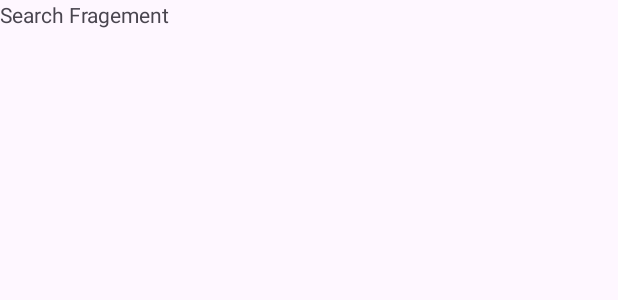
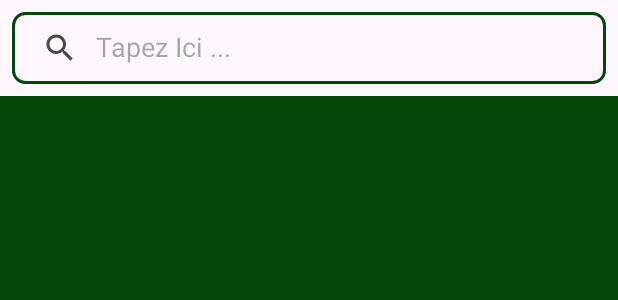
Before and after one commit to MehdiBelmahboubi/Recettes-Mobile, an Android app: the layout fragment_search.xml on its own in the app's theme, with its tools: preview values and no code run, on a phone screen of 412 x 824 dp. Shown: the top 300 px of the screen. Run offline under Robolectric (Android 15) with nearby library versions, the phone set to English and light mode, and no system bars.

Commit message:
Add search Fragement and fonctionnality

```diff
--- a/app/src/main/res/drawable/ic_serving.xml
+++ b/app/src/main/res/drawable/ic_serving.xml
@@ -1,4 +1,4 @@
-<vector xmlns:android="http://schemas.android.com/apk/res/android" android:height="24dp" android:tint="#0411F3" android:viewportHeight="24" android:viewportWidth="24" android:width="24dp">
+<vector xmlns:android="http://schemas.android.com/apk/res/android" android:height="24dp" android:tint="#032B16" android:viewportHeight="24" android:viewportWidth="24" android:width="24dp">
 
     <path android:fillColor="@android:color/white" android:pathData="M16,11c1.66,0 2.99,-1.34 2.99,-3S17.66,5 16,5c-1.66,0 -3,1.34 -3,3s1.34,3 3,3zM8,11c1.66,0 2.99,-1.34 2.99,-3S9.66,5 8,5C6.34,5 5,6.34 5,8s1.34,3 3,3zM8,13c-2.33,0 -7,1.17 -7,3.5L1,19h14v-2.5c0,-2.33 -4.67,-3.5 -7,-3.5zM16,13c-0.29,0 -0.62,0.02 -0.97,0.05 1.16,0.84 1.97,1.97 1.97,3.45L17,19h6v-2.5c0,-2.33 -4.67,-3.5 -7,-3.5z"/>
 
--- a/app/src/main/res/drawable/ic_star.xml
+++ b/app/src/main/res/drawable/ic_star.xml
@@ -1,4 +1,4 @@
-<vector xmlns:android="http://schemas.android.com/apk/res/android" android:height="24dp" android:tint="#0411F3" android:viewportHeight="24" android:viewportWidth="24" android:width="24dp">
+<vector xmlns:android="http://schemas.android.com/apk/res/android" android:height="24dp" android:tint="#032B16" android:viewportHeight="24" android:viewportWidth="24" android:width="24dp">
 
     <path android:fillColor="@android:color/white" android:pathData="M12,17.27L18.18,21l-1.64,-7.03L22,9.24l-7.19,-0.61L12,2 9.19,8.63 2,9.24l5.46,4.73L5.82,21z"/>
 
--- a/app/src/main/res/drawable/ic_time.xml
+++ b/app/src/main/res/drawable/ic_time.xml
@@ -1,4 +1,4 @@
-<vector xmlns:android="http://schemas.android.com/apk/res/android" android:height="24dp" android:tint="#0411F3" android:viewportHeight="24" android:viewportWidth="24" android:width="24dp">
+<vector xmlns:android="http://schemas.android.com/apk/res/android" android:height="24dp" android:tint="#032B16" android:viewportHeight="24" android:viewportWidth="24" android:width="24dp">
 
     <path android:fillColor="@android:color/white" android:pathData="M9,1h6v2h-6z"/>
 
--- /dev/null
+++ b/app/src/main/res/drawable/textview_bg.xml
@@ -0,0 +1,6 @@
+<?xml version="1.0" encoding="utf-8"?>
+<shape xmlns:android="http://schemas.android.com/apk/res/android">
+    <corners android:radius="8dp"/>
+    <stroke android:color="@color/Green"
+        android:width="2dp"/>
+</shape>
--- a/app/src/main/res/layout/fragment_search.xml
+++ b/app/src/main/res/layout/fragment_search.xml
@@ -1,15 +1,39 @@
 <?xml version="1.0" encoding="utf-8"?>
-<FrameLayout xmlns:android="http://schemas.android.com/apk/res/android"
+<androidx.constraintlayout.widget.ConstraintLayout xmlns:android="http://schemas.android.com/apk/res/android"
+    xmlns:app="http://schemas.android.com/apk/res-auto"
     xmlns:tools="http://schemas.android.com/tools"
     android:layout_width="match_parent"
     android:layout_height="match_parent"
+    android:orientation="vertical"
     tools:context=".SearchFragment">
 
-    <TextView
-        android:id="@+id/textView2"
-        android:layout_width="wrap_content"
+
+    <SearchView
+        android:id="@+id/searchView"
+        android:layout_width="0dp"
         android:layout_height="wrap_content"
-        android:text="Search Fragement"
-        />
+        android:layout_margin="8dp"
+        android:background="@drawable/textview_bg"
+        android:queryHint="Tapez Ici ..."
+        app:layout_constraintEnd_toEndOf="parent"
+        app:layout_constraintHorizontal_bias="0.5"
+        app:layout_constraintStart_toStartOf="parent"
+        app:layout_constraintTop_toTopOf="parent"
+        android:iconifiedByDefault="false">
 
-</FrameLayout>
+    </SearchView>
+
+    <androidx.recyclerview.widget.RecyclerView
+        android:id="@+id/recyclesearchView"
+        android:layout_width="0dp"
+        android:layout_height="0dp"
+        android:layout_marginTop="8dp"
+        app:layout_constraintBaseline_toTopOf="parent"
+        app:layout_constraintBottom_toBottomOf="parent"
+        android:background="@color/Green"
+        app:layout_constraintEnd_toEndOf="parent"
+        app:layout_constraintHorizontal_bias="0.5"
+        app:layout_constraintStart_toStartOf="parent"
+        app:layout_constraintTop_toBottomOf="@+id/searchView" />
+
+</androidx.constraintlayout.widget.ConstraintLayout>
```
Also changed, not shown: app/src/main/java/com/example/recettes_mobile/SearchFragment.java (+64 -0 lines), app/src/main/res/navigation/my_nav.xml (+6 -6 lines).
